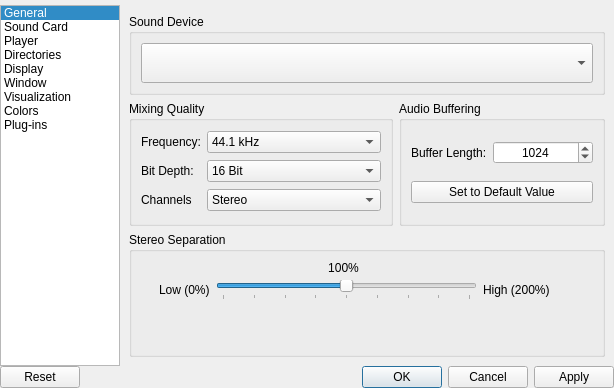
This is ui/SetupWindow.ui in ModPlugPlayer/ModPlugPlayer as Qt 5 draws it before an edit. The edited form follows.
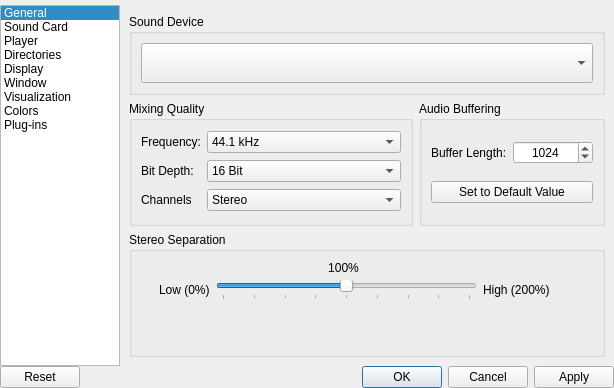
This is the edited form. Icons and pictures are not drawn. Custom widgets are drawn as their Qt base class.

```diff
--- a/ui/SetupWindow.ui
+++ b/ui/SetupWindow.ui
@@ -401,13 +401,13 @@
                 </property>
                 <property name="minimumSize">
                  <size>
-                  <width>100</width>
+                  <width>80</width>
                   <height>0</height>
                  </size>
                 </property>
                 <property name="maximumSize">
                  <size>
-                  <width>100</width>
+                  <width>80</width>
                   <height>16777215</height>
                  </size>
                 </property>
```
